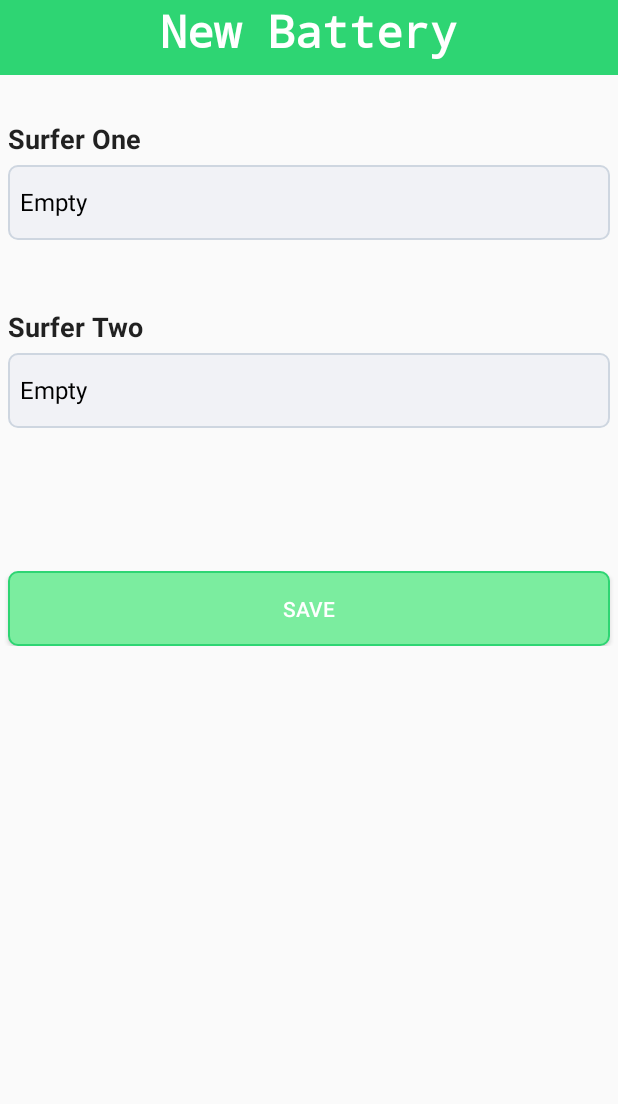
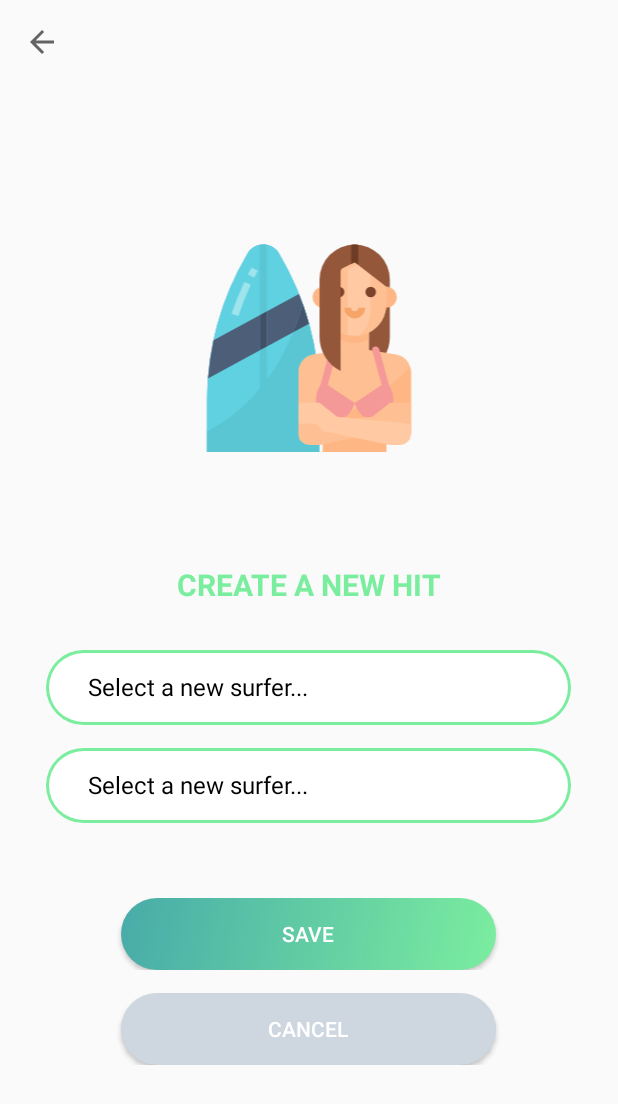
Before and after one commit to yanfalcao/HorizonDesafio, an Android app: the NewBatteryActivity screen opened directly, with no data from a screen before it, on a phone screen of 412 x 824 dp. Shown: the top 1104 px of the screen. Run offline under Robolectric (Android 15) with nearby library versions, the phone set to English and light mode, and no system bars; our stand-ins replace ButterKnife.

Commit message:
Reafactor: Ajuste e melhoria na tela de criação de bateria

```diff
--- a/MundialSurf/app/src/main/java/br/com/yanfalcao/mundialsurf/controller/SurferController.java
+++ b/MundialSurf/app/src/main/java/br/com/yanfalcao/mundialsurf/controller/SurferController.java
@@ -111,6 +111,8 @@ public class SurferController {
     public static ArrayList<String> getSurfersName(ArrayList<Map<String, Object>> surfers) {
         ArrayList<String> surfersName = new ArrayList<String>();
 
+        surfersName.add("Select a new surfer...");
+
         Iterator i = surfers.iterator();
         while(i.hasNext()){
             HashMap<String, Object> surfer = (HashMap) i.next();
--- a/MundialSurf/app/src/main/java/br/com/yanfalcao/mundialsurf/view/batteriesViews/NewBatteryActivity.java
+++ b/MundialSurf/app/src/main/java/br/com/yanfalcao/mundialsurf/view/batteriesViews/NewBatteryActivity.java
@@ -1,8 +1,14 @@
 package br.com.yanfalcao.mundialsurf.view.batteriesViews;
 
+import androidx.annotation.NonNull;
+import androidx.annotation.Nullable;
 import androidx.appcompat.app.AppCompatActivity;
+import androidx.appcompat.widget.Toolbar;
+
+import android.graphics.Color;
 import android.os.Bundle;
 import android.view.View;
+import android.view.ViewGroup;
 import android.widget.*;
 import br.com.yanfalcao.mundialsurf.R;
 import br.com.yanfalcao.mundialsurf.controller.BatteryController;
@@ -10,6 +16,7 @@ import br.com.yanfalcao.mundialsurf.controller.SurferController;
 import br.com.yanfalcao.mundialsurf.model.DataBaseHelper;
 import butterknife.BindView;
 import butterknife.ButterKnife;
+import butterknife.OnClick;
 
 import java.util.ArrayList;
 import java.util.Map;
@@ -18,6 +25,8 @@ public class NewBatteryActivity extends AppCompatActivity {
 
     @BindView(R.id.surferOne) Spinner surferOne;
     @BindView(R.id.surferTwo) Spinner surferTwo;
+    @BindView(R.id.toolbar) Toolbar toolbar;
+
     private ArrayList<Map<String, Object>> surfers;
     private DataBaseHelper helper;
 
@@ -27,22 +36,58 @@ public class NewBatteryActivity extends AppCompatActivity {
         setContentView(R.layout.activity_new_battery);
         ButterKnife.bind(this);
 
+        setSupportActionBar(toolbar);
+        getSupportActionBar().setTitle("");
+        getSupportActionBar().setDisplayHomeAsUpEnabled(true);
+
         helper = new DataBaseHelper(this);
         surfers = (ArrayList) SurferController.selectSurfers(helper,"id", "name", "country");
 
-        ArrayAdapter<String> adapter = new ArrayAdapter<String>(this,
+        final ArrayAdapter<String> adapter = new ArrayAdapter<String>(
+                this,
                 android.R.layout.simple_spinner_dropdown_item,
-                SurferController.getSurfersName(surfers));
+                SurferController.getSurfersName(surfers)){
+
+            @Override
+            public boolean isEnabled(int position) {
+                if(position == 0){
+                    return false;
+                } else {
+                    return true;
+                }
+            }
+
+            @Override
+            public View getDropDownView(int position, @Nullable View convertView, @NonNull ViewGroup parent) {
+                View view = super.getDropDownView(position, convertView, parent);
+                TextView tv = (TextView) view;
+
+                if(position == 0){
+                    tv.setTextColor(Color.GRAY);
+                }else {
+                    tv.setTextColor(Color.BLACK);
+                }
+
+                return view;
+            }
+        };
 
         surferOne.setAdapter(adapter);
         surferTwo.setAdapter(adapter);
     }
 
+    @Override
+    public boolean onSupportNavigateUp() {
+        onBackPressed();
+        return true;
+    }
+
+    @OnClick(R.id.save_hit)
     public void saveBattery(View v){
         String s1 = SurferController.getIdSurferByName(surferOne.getSelectedItem().toString(), surfers);
         String s2 = SurferController.getIdSurferByName(surferTwo.getSelectedItem().toString(), surfers);
 
-        if(s1.equals("Empty") || s2.equals("Empty"))
+        if(s1 == null || s1.equals("Empty") || s2 == null || s2.equals("Empty"))
             Toast.makeText(this, "ERROR: DO NOT HAVE SURFER(S) ", Toast.LENGTH_SHORT).show();
         else if(s1.equals(s2))
             Toast.makeText(this, "ERROR: THE SURFERS ARE SAME", Toast.LENGTH_SHORT).show();
@@ -54,6 +99,11 @@ public class NewBatteryActivity extends AppCompatActivity {
         }
     }
 
+    @OnClick(R.id.cancel)
+    public void cancelSurfer(View v){
+        finish();
+    }
+
     @Override
     protected void onDestroy(){
         helper.close();
--- a/MundialSurf/app/src/main/res/layout/activity_new_battery.xml
+++ b/MundialSurf/app/src/main/res/layout/activity_new_battery.xml
@@ -1,81 +1,113 @@
 <?xml version="1.0" encoding="utf-8"?>
-<ScrollView
+<LinearLayout
     xmlns:android="http://schemas.android.com/apk/res/android"
     xmlns:tools="http://schemas.android.com/tools"
+    android:layout_width="match_parent"
+    android:layout_height="match_parent"
+    android:orientation="vertical">
+
+    <androidx.appcompat.widget.Toolbar
+        android:id="@+id/toolbar"
+        android:layout_height="wrap_content"
+        android:layout_width="match_parent"/>
+
+    <ScrollView
         android:layout_width="match_parent"
         android:layout_height="match_parent">
 
         <TableLayout
             android:layout_width="match_parent"
             android:layout_height="wrap_content"
-        android:stretchColumns="0,1">
+            android:stretchColumns="0,1,2">
+
+            <ImageView
+                android:layout_height="150dp"
+                android:layout_marginTop="100dp"
+                android:src="@drawable/ic_surfer_woman"/>
 
             <LinearLayout
-            android:layout_width="match_parent"
-            android:layout_height="50dp"
-            android:background="@color/colorDarkGreen"
-            android:orientation="vertical" >
+                android:layout_height="wrap_content"
+                android:layout_marginTop="70dp"
+                android:gravity="center"
+                android:orientation="vertical">
 
                 <TextView
                     android:layout_width="wrap_content"
                     android:layout_height="wrap_content"
                     android:layout_gravity="center"
-                android:text="New Battery"
-                android:textAppearance="?android:attr/textAppearanceLarge"
-                android:textSize="30sp"
-                android:textColor="@color/white"
-                android:typeface="monospace"
-                android:textStyle="bold" />
+                    android:text="Create a New Hit"
+                    android:textAllCaps="true"
+                    android:textSize="20sp"
+                    android:textColor="@color/colorLightGreen"
+                    android:textStyle="bold"/>
             </LinearLayout>
 
-        <TextView
-            style="@style/TextView"
+            <LinearLayout
+                android:layout_height="wrap_content"
                 android:layout_marginTop="30dp"
-            android:layout_marginLeft="5dp"
-            android:text="Surfer One"/>
+                android:gravity="center"
+                android:orientation="vertical">
 
                 <Spinner
                     android:id="@+id/surferOne"
-            android:layout_width="match_parent"
+                    android:layout_width="350dp"
                     android:layout_height="50dp"
-            android:layout_marginLeft="5dp"
-            android:layout_marginRight="5dp"
-            android:layout_marginBottom="15dp"
-            android:background="@drawable/rount_select"
-            android:prompt="@id/surferOne">
+                    android:paddingLeft="20dp"
+                    android:paddingRight="20dp"
+                    android:background="@drawable/db_gradient_edit" />
+            </LinearLayout>
 
-        </Spinner>
-
-        <TextView
-            style="@style/TextView"
-            android:layout_marginTop="30dp"
-            android:layout_marginLeft="5dp"
-            android:text="Surfer Two"/>
+            <LinearLayout
+                android:layout_height="wrap_content"
+                android:layout_marginTop="15dp"
+                android:gravity="center"
+                android:orientation="vertical">
 
                 <Spinner
                     android:id="@+id/surferTwo"
-            android:layout_width="match_parent"
+                    android:layout_width="350dp"
                     android:layout_height="50dp"
+                    android:paddingLeft="20dp"
+                    android:paddingRight="20dp"
+                    android:background="@drawable/db_gradient_edit" />
+
+            </LinearLayout>
+
+            <LinearLayout
+                android:layout_height="wrap_content"
+                android:layout_marginTop="50dp"
+                android:gravity="center"
+                android:orientation="vertical">
+
+                <Button
+                    android:id="@+id/save_hit"
+                    android:background="@drawable/db_gradient_button"
+                    android:layout_height="wrap_content"
+                    android:layout_width="250dp"
                     android:layout_marginLeft="5dp"
                     android:layout_marginRight="5dp"
-            android:layout_marginBottom="15dp"
-            android:background="@drawable/rount_select"
-            android:prompt="@id/surferTwo">
+                    android:text="SAVE"
+                    android:textColor="@color/white"
+                    android:textAlignment="center"/>
+            </LinearLayout>
 
-        </Spinner>
+            <LinearLayout
+                android:layout_height="wrap_content"
+                android:layout_marginTop="15dp"
+                android:gravity="center"
+                android:orientation="vertical">
 
                 <Button
-            android:id="@+id/save"
-            android:layout_width="match_parent"
-            android:layout_height="50dp"
-            android:layout_marginTop="80dp"
+                    android:id="@+id/cancel"
+                    android:background="@drawable/db_button_cancel"
+                    android:layout_height="wrap_content"
+                    android:layout_width="250dp"
                     android:layout_marginLeft="5dp"
                     android:layout_marginRight="5dp"
-            android:onClick="saveBattery"
-            android:background="@drawable/rount_button"
-            android:text="Save"
-            android:textColor="@color/white"/>
-
+                    android:text="CANCEL"
+                    android:textColor="@color/white"
+                    android:textAlignment="center"/>
+            </LinearLayout>
         </TableLayout>
-
     </ScrollView>
+</LinearLayout>
```
Lines whose indentation alone changed are shown as unchanged.
